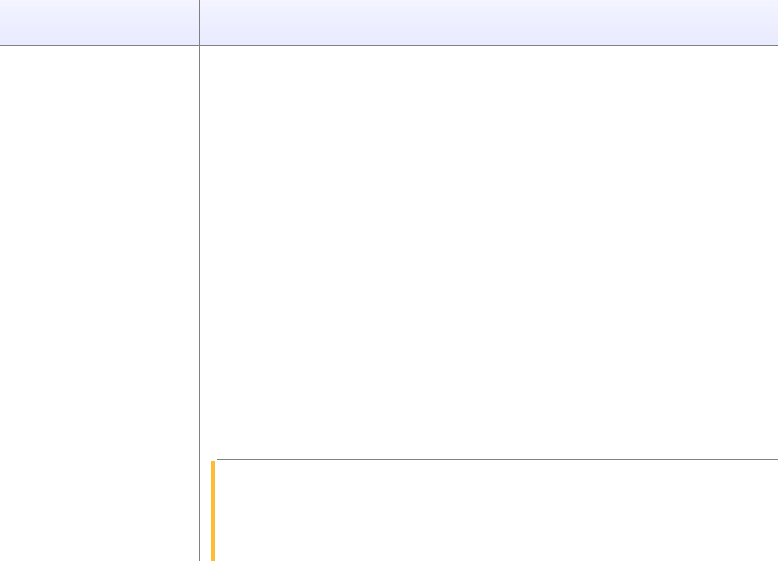
PaulEcoffet/Nex-yu-computer, file ui/MainWindow/mainWindow.ui: the form before one commit.
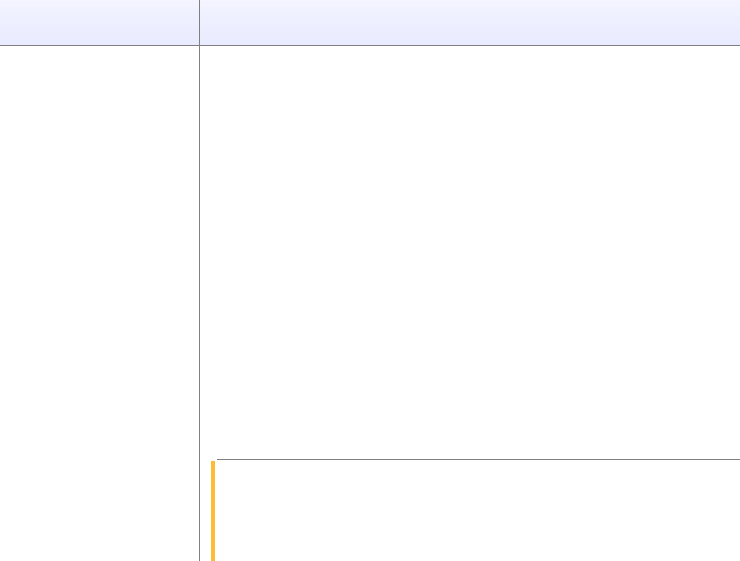
The form after the commit. Icons and pictures are not drawn. Custom widgets are drawn as their Qt base class.

Commit message: Finish the messageSent ui and minor corrections

```diff
--- a/ui/MainWindow/mainWindow.ui
+++ b/ui/MainWindow/mainWindow.ui
@@ -7,7 +7,7 @@
    <rect>
     <x>0</x>
     <y>0</y>
-    <width>778</width>
+    <width>740</width>
     <height>561</height>
    </rect>
   </property>
@@ -311,7 +311,7 @@
           <rect>
            <x>0</x>
            <y>0</y>
-           <width>578</width>
+           <width>540</width>
            <height>393</height>
           </rect>
          </property>
```
The commit also changes 4 other files.
